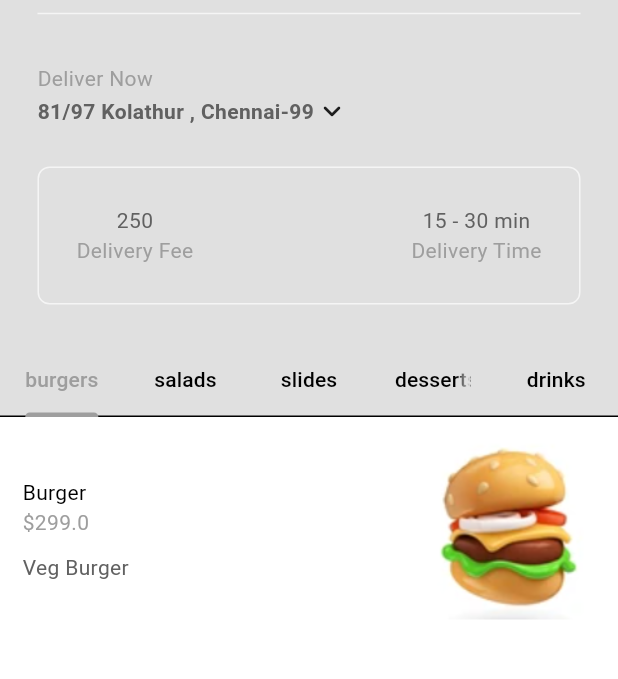
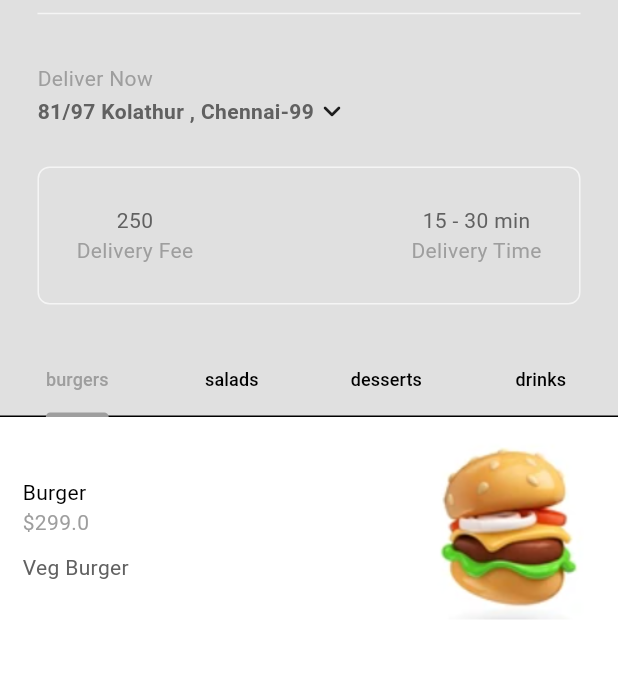
Before and after one commit to AathiEswar/Delivery-flutterXfirebase, a Flutter app: the screen it shows once a user with an empty profile is signed in, on a phone screen of 412 x 824 dp, the part 63-742 px from its top. Run offline on Flutter 3.47's test engine with Material 3 defaults, Android fonts, the phone set to English and light mode, and no system bars; our stand-ins replace cloud_firestore, firebase_auth, firebase_core, flutter_credit_card; missing offline and left inert: dart:js_interop; accounts and stored records are empty.

Commit message:
14-5-2024

```diff
--- a/lib/components/custom_tab_bar.dart
+++ b/lib/components/custom_tab_bar.dart
@@ -17,7 +17,10 @@ class MyTabBar extends StatelessWidget {
   @override
   Widget build(BuildContext context) {
     return Container(
+
       child: TabBar(
+        labelStyle: TextStyle(fontSize: 12), // Adjust font size of selected tab label
+        unselectedLabelStyle: TextStyle(fontSize: 12),
         controller: tabController,
         tabs:_buildCategoryTabs(),
       ),
--- a/lib/model/food.model.dart
+++ b/lib/model/food.model.dart
@@ -23,7 +23,7 @@ class Food{
 
 
 enum FoodCategory {
-  burgers, salads  , slides , desserts , drinks
+  burgers, salads    , desserts , drinks
 }
 
 class Addon{
--- a/lib/model/restaurant.model.dart
+++ b/lib/model/restaurant.model.dart
@@ -46,7 +46,7 @@ class Restaurant extends ChangeNotifier {
         description: "Mixed Tacos",
         imagePath: "assets/food/tacos.png",
         price: 299.0,
-        category: FoodCategory.slides,
+        category: FoodCategory.drinks,
         availableAddons: [
           Addon(name: "Extra cheese ", price: 20.0),
           Addon(name: "Extra sauce ", price: 20.0),
--- a/lib/pages/home_page.dart
+++ b/lib/pages/home_page.dart
@@ -48,6 +48,7 @@ class _HomePageState extends State<HomePage>
       List<Food> categoryMenu = _filterMenuByCategory(category, fullMenu);
 
       return ListView.builder(
+
           itemCount: categoryMenu.length,
           padding: EdgeInsets.zero,
           physics: const NeverScrollableScrollPhysics(),
@@ -96,10 +97,10 @@ class _HomePageState extends State<HomePage>
                   color: Theme.of(context).colorScheme.secondary,
                 ),
                 //current location
-                const MyCurrentLocation(),
+               MyCurrentLocation(),
 
                 //description box
-                const MyDescriptionBox(),
+                MyDescriptionBox(),
               ],
             ),
           )
```
Also changed, not shown: lib/pages/payment_page.dart (+13 -4 lines), 1 other file.
